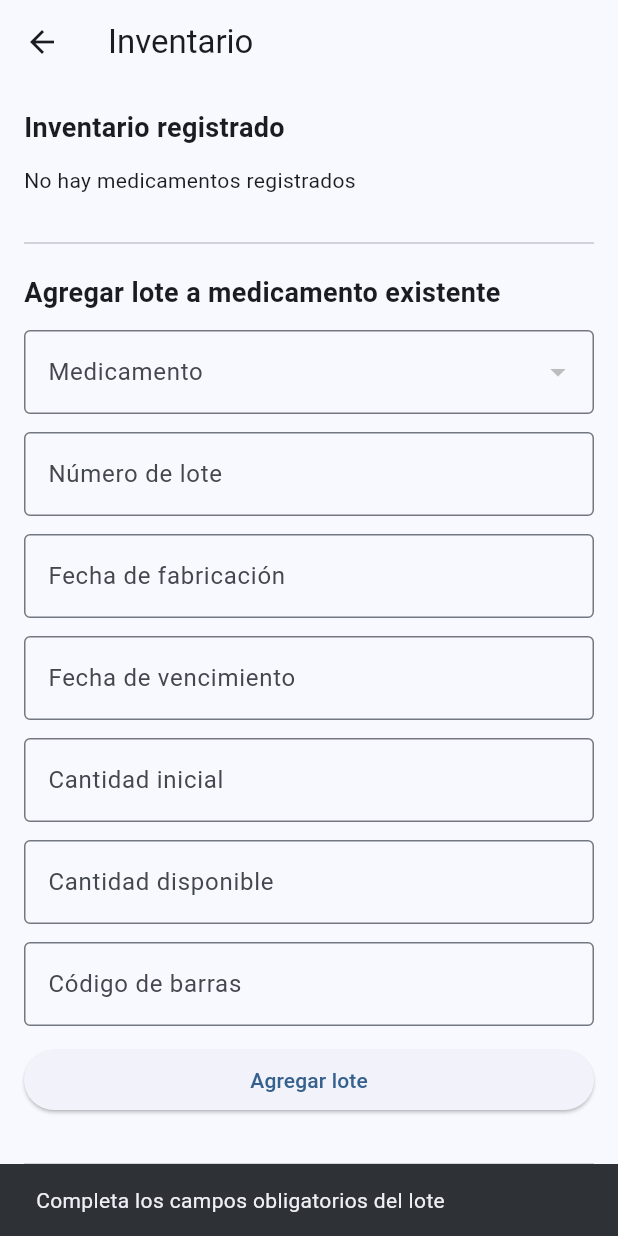
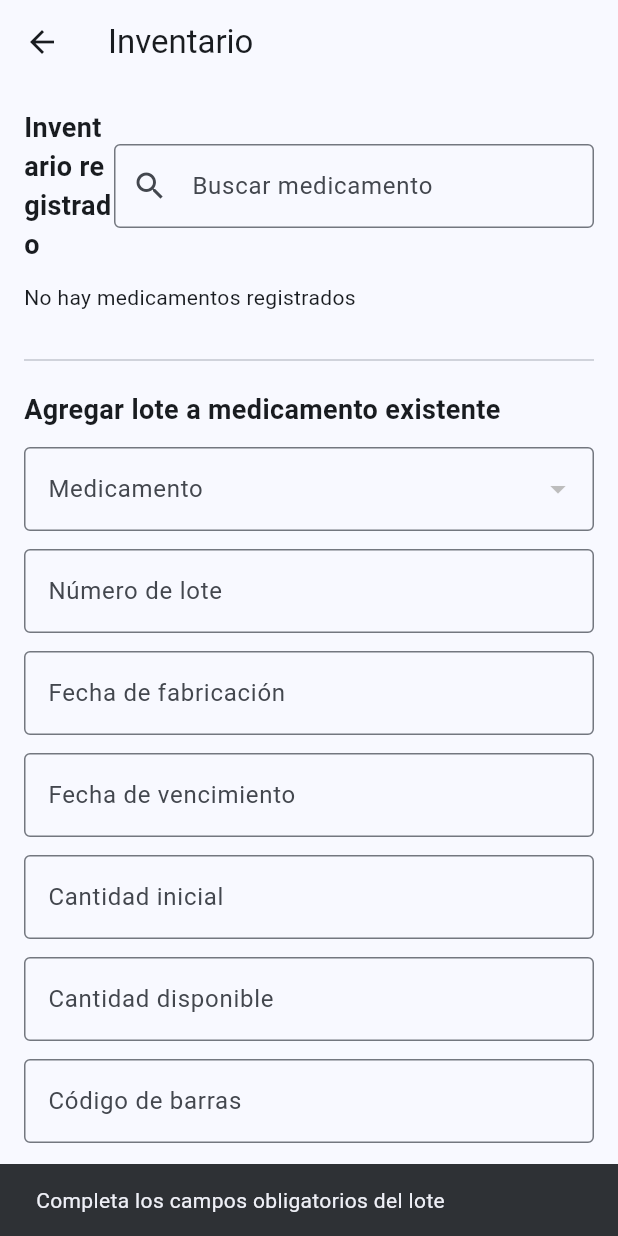
Before and after one commit to juand0825/Rebajon-USC, a Flutter app: the InventarioView screen opened directly, after a tap on "Agregar lote", on a phone screen of 412 x 824 dp. Run offline on Flutter 3.47's test engine with Material 3 defaults, Android fonts, the phone set to English and light mode, and no system bars; missing offline and left inert: mysql_client.

Commit message:
correccion 4

```diff
--- a/flutter_proyect_rebajaon_app/lib/View/inventario_view.dart
+++ b/flutter_proyect_rebajaon_app/lib/View/inventario_view.dart
@@ -22,6 +22,9 @@ class _InventarioViewState extends State<InventarioView> {
 
   List<MedicamentoModel> medicamentos = [];
   bool cargando = true;
+
+  String busquedaInventario = '';
+  final buscarInventarioCtrl = TextEditingController();
 
   MedicamentoModel? medicamentoSeleccionado;
   final temperaturaCtrl = TextEditingController();
@@ -54,18 +57,12 @@ class _InventarioViewState extends State<InventarioView> {
       final lotes = await loteDao.listarLotes();
 
       for (var medicamento in lista) {
-        final mensaje = await alertaController.generarAlertaStockMinimo(
+        await alertaController.generarAlertaStockMinimo(
           idMedicamento: medicamento.id!,
           nombreMedicamento: medicamento.nombre,
           stockActual: medicamento.stockActual,
           stockMinimo: medicamento.stockMinimo,
         );
-
-        if (mensaje != null) {
-          WidgetsBinding.instance.addPostFrameCallback((_) {
-            mostrarAlertaGrande(mensaje);
-          });
-        }
       }
 
       for (var lote in lotes) {
@@ -89,19 +86,12 @@ class _InventarioViewState extends State<InventarioView> {
           fechaVencimiento: fechaVencimiento,
         );
 
-        final mensajeVencido = await alertaController
-            .generarAlertaMedicamentoVencido(
+        await alertaController.generarAlertaMedicamentoVencido(
           idMedicamento: lote.idMedicamento,
           idLote: lote.id!,
           nombreMedicamento: medicamento.nombre,
           fechaVencimiento: fechaVencimiento,
         );
-
-        if (mensajeVencido != null) {
-          WidgetsBinding.instance.addPostFrameCallback((_) {
-            mostrarAlertaGrande(mensajeVencido);
-          });
-        }
       }
     } catch (e) {
       setState(() {
@@ -112,8 +102,59 @@ class _InventarioViewState extends State<InventarioView> {
     }
   }
 
+  List<MedicamentoModel> get medicamentosFiltrados {
+    final texto = busquedaInventario.trim().toLowerCase();
+
+    if (texto.isEmpty) {
+      return medicamentos;
+    }
+
+    return medicamentos.where((m) {
+      return m.nombre.toLowerCase().contains(texto) ||
+          m.principioActivo.toLowerCase().contains(texto) ||
+          m.presentacion.toLowerCase().contains(texto) ||
+          m.fabricante.toLowerCase().contains(texto);
+    }).toList();
+  }
+
   List<MedicamentoModel> get medicamentosRefrigerados {
     return medicamentos.where((m) => m.requiereRefrigeracion).toList();
+  }
+
+  Color colorEstadoStock(MedicamentoModel medicamento) {
+    if (medicamento.stockActual <= 0) {
+      return Colors.red;
+    }
+
+    if (medicamento.stockActual <= medicamento.stockMinimo) {
+      return Colors.orange;
+    }
+
+    return Colors.green;
+  }
+
+  IconData iconoEstadoStock(MedicamentoModel medicamento) {
+    if (medicamento.stockActual <= 0) {
+      return Icons.error;
+    }
+
+    if (medicamento.stockActual <= medicamento.stockMinimo) {
+      return Icons.warning;
+    }
+
+    return Icons.check_circle;
+  }
+
+  String textoEstadoStock(MedicamentoModel medicamento) {
+    if (medicamento.stockActual <= 0) {
+      return "Sin stock";
+    }
+
+    if (medicamento.stockActual <= medicamento.stockMinimo) {
+      return "Stock mínimo";
+    }
+
+    return "Disponible";
   }
 
   void mostrarMensaje(String mensaje) {
@@ -121,26 +162,6 @@ class _InventarioViewState extends State<InventarioView> {
 
     ScaffoldMessenger.of(context).showSnackBar(
       SnackBar(content: Text(mensaje), duration: const Duration(seconds: 2)),
-    );
-  }
-
-  void mostrarAlertaGrande(String mensaje) {
-    showDialog(
-      context: context,
-      builder: (context) {
-        return AlertDialog(
-          title: const Text("Alerta"),
-          content: Text(mensaje),
-          actions: [
-            TextButton(
-              onPressed: () {
-                Navigator.pop(context);
-              },
-              child: const Text("Aceptar"),
-            ),
-          ],
-        );
-      },
     );
   }
 
@@ -156,8 +177,8 @@ class _InventarioViewState extends State<InventarioView> {
           title: const Text("Stock actualizado"),
           content: Text(
             stockSuperaMinimo
-                ? "El stock de ${medicamento.nombre} fue actualizado correctamente."
-                : "El stock de ${medicamento.nombre} fue actualizado",
+                ? "El stock de ${medicamento.nombre} fue actualizado correctamente. La alerta de stock mínimo quedó resuelta."
+                : "El stock de ${medicamento.nombre} fue actualizado, pero todavía está en stock mínimo.",
           ),
           actions: [
             TextButton(
@@ -283,9 +304,23 @@ class _InventarioViewState extends State<InventarioView> {
       );
 
       if (mensajeCadenaFrio != null) {
-        WidgetsBinding.instance.addPostFrameCallback((_) {
-          mostrarAlertaGrande(mensajeCadenaFrio);
-        });
+        await showDialog(
+          context: context,
+          builder: (context) {
+            return AlertDialog(
+              title: const Text("Alerta"),
+              content: Text(mensajeCadenaFrio),
+              actions: [
+                TextButton(
+                  onPressed: () {
+                    Navigator.pop(context);
+                  },
+                  child: const Text("Aceptar"),
+                ),
+              ],
+            );
+          },
+        );
       }
 
       final fueraDeRango = temperatura < rangoMin || temperatura > rangoMax;
@@ -321,8 +356,56 @@ class _InventarioViewState extends State<InventarioView> {
     );
   }
 
+  Widget etiquetaEstado(MedicamentoModel medicamento) {
+    final colorEstado = colorEstadoStock(medicamento);
+    final iconoEstado = iconoEstadoStock(medicamento);
+    final textoEstado = textoEstadoStock(medicamento);
+
+    return Container(
+      padding: const EdgeInsets.symmetric(horizontal: 10, vertical: 6),
+      decoration: BoxDecoration(
+        color: colorEstado.withOpacity(0.12),
+        borderRadius: BorderRadius.circular(20),
+        border: Border.all(color: colorEstado),
+      ),
+      child: Row(
+        mainAxisSize: MainAxisSize.min,
+        children: [
+          Icon(iconoEstado, size: 16, color: colorEstado),
+          const SizedBox(width: 6),
+          Text(
+            textoEstado,
+            style: TextStyle(color: colorEstado, fontWeight: FontWeight.bold),
+          ),
+        ],
+      ),
+    );
+  }
+
+  Widget tarjetaMedicamento(MedicamentoModel medicamento) {
+    return Card(
+      child: ListTile(
+        title: Row(
+          children: [
+            Expanded(child: Text(medicamento.nombre)),
+            etiquetaEstado(medicamento),
+          ],
+        ),
+        subtitle: Text(
+          "Presentación: ${medicamento.presentacion}\n"
+          "Fabricante: ${medicamento.fabricante}\n"
+          "Stock actual: ${medicamento.stockActual}\n"
+          "Stock mínimo: ${medicamento.stockMinimo}\n"
+          "Refrigeración: ${medicamento.requiereRefrigeracion ? "Sí" : "No"}",
+        ),
+      ),
+    );
+  }
+
   @override
   void dispose() {
+    buscarInventarioCtrl.dispose();
+
     temperaturaCtrl.dispose();
     rangoMinCtrl.dispose();
     rangoMaxCtrl.dispose();
@@ -348,29 +431,43 @@ class _InventarioViewState extends State<InventarioView> {
               child: Column(
                 crossAxisAlignment: CrossAxisAlignment.start,
                 children: [
-                  const Text(
+                  Row(
+                    children: [
+                      const Expanded(
+                        child: Text(
                           "Inventario registrado",
-                    style: TextStyle(fontSize: 18, fontWeight: FontWeight.bold),
+                          style: TextStyle(
+                            fontSize: 18,
+                            fontWeight: FontWeight.bold,
+                          ),
+                        ),
+                      ),
+                      SizedBox(
+                        width: 320,
+                        child: TextField(
+                          controller: buscarInventarioCtrl,
+                          onChanged: (value) {
+                            setState(() {
+                              busquedaInventario = value;
+                            });
+                          },
+                          decoration: const InputDecoration(
+                            labelText: "Buscar medicamento",
+                            prefixIcon: Icon(Icons.search),
+                            border: OutlineInputBorder(),
+                          ),
+                        ),
+                      ),
+                    ],
                   ),
 
                   const SizedBox(height: 12),
 
-                  medicamentos.isEmpty
+                  medicamentosFiltrados.isEmpty
                       ? const Text("No hay medicamentos registrados")
                       : Column(
-                          children: medicamentos.map((m) {
-                            return Card(
-                              child: ListTile(
-                                title: Text(m.nombre),
-                                subtitle: Text(
-                                  "Presentación: ${m.presentacion}\n"
-                                  "Fabricante: ${m.fabricante}\n"
-                                  "Stock actual: ${m.stockActual}\n"
-                                  "Stock mínimo: ${m.stockMinimo}\n"
-                                  "Refrigeración: ${m.requiereRefrigeracion ? "Sí" : "No"}",
-                                ),
-                              ),
-                            );
+                          children: medicamentosFiltrados.map((medicamento) {
+                            return tarjetaMedicamento(medicamento);
                           }).toList(),
                         ),
 
```
Lines whose indentation alone changed are shown as unchanged.
